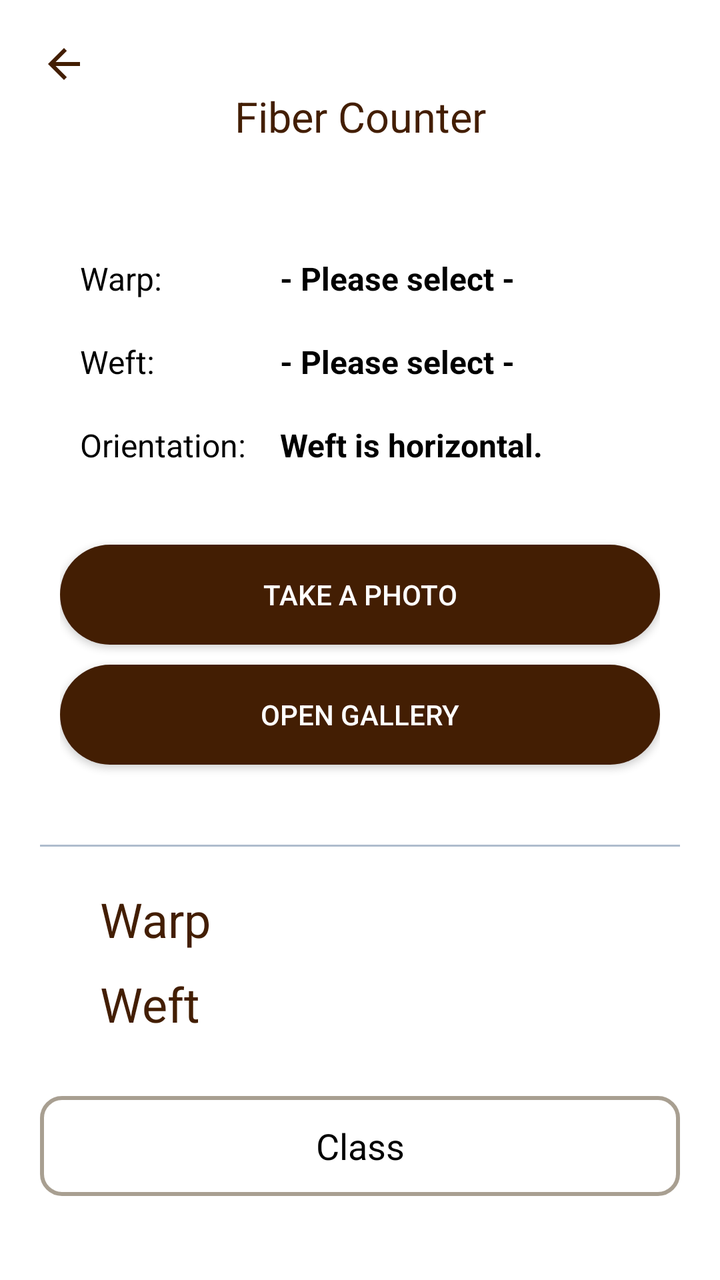
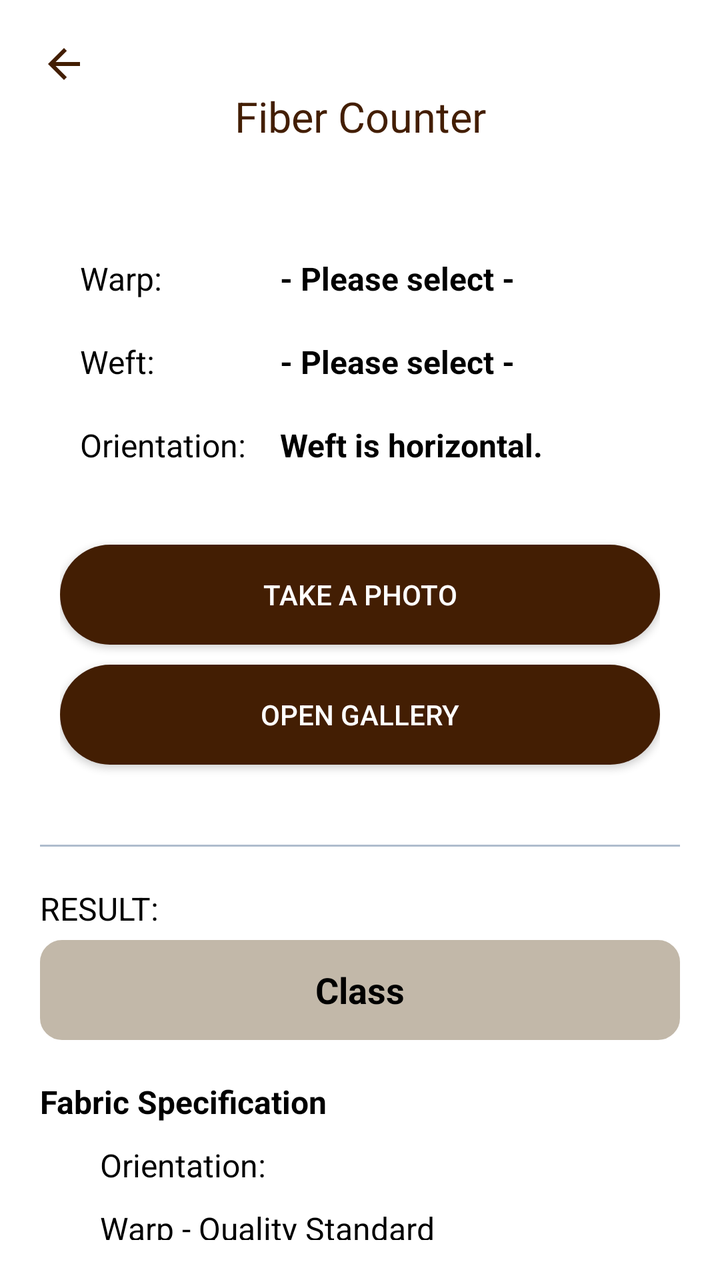

The first picture is an Android layout as it rendered before a commit; the second is the same layout after the commit. The layout source and the unified diff follow.
<!-- AndroidManifest.xml: activity theme Theme.AppCompat.NoActionBar -->
<!-- res/layout/activity_main.xml -->
<?xml version="1.0" encoding="utf-8"?>
<LinearLayout xmlns:android="http://schemas.android.com/apk/res/android"
    xmlns:tools="http://schemas.android.com/tools"
    android:layout_width="match_parent"
    android:layout_height="match_parent"
    android:background="@color/white"
    android:orientation="vertical"
    android:padding="20dp"
    tools:context=".MainActivity" >

    <ImageView
        android:id="@+id/btNew"
        android:layout_width="wrap_content"
        android:layout_height="wrap_content"
        android:scaleType="centerInside"
        android:adjustViewBounds="true"
        android:src="@drawable/ic_arrow_back" />

    <ImageView
        android:id="@+id/imageView1"
        android:layout_width="match_parent"
        android:layout_height="0dp"
        android:layout_weight="1"
        android:scaleType="centerInside"
        android:adjustViewBounds="true"
        android:src="@drawable/hiblatekbg" />

    <TextView
        android:id="@+id/subtitle"
        android:layout_width="match_parent"
        android:layout_height="wrap_content"
        android:textColor="@color/brown"
        android:gravity="center"
        android:textSize="21sp"
        android:text="Fiber Counter" />

    <View
        android:layout_width="1dp"
        android:layout_height="50dp"  />

    <LinearLayout
        android:id="@+id/llMain"
        android:layout_width="match_parent"
        android:layout_height="280dp"
        android:orientation="vertical"
        android:padding="10dp"
        android:gravity="bottom|center">

        <LinearLayout
            android:layout_width="match_parent"
            android:layout_height="wrap_content"
            android:orientation="horizontal"
            android:padding="10dp">

            <TextView
                android:layout_width="100dp"
                android:layout_height="wrap_content"
                android:text="Warp:"
                android:textSize="16sp"
                android:textColor="@color/black"/>

            <TextView
                android:id="@+id/warp_spinner"
                android:layout_width="wrap_content"
                android:layout_height="wrap_content"
                android:text="- Please select -"
                android:textSize="16sp"
                android:textStyle="bold"
                android:textColor="@color/black" />

        </LinearLayout>

        <LinearLayout
            android:layout_width="match_parent"
            android:layout_height="wrap_content"
            android:orientation="horizontal"
            android:padding="10dp">

            <TextView
                android:layout_width="100dp"
                android:layout_height="wrap_content"
                android:text="Weft:"
                android:textSize="16sp"
                android:textColor="@color/black"/>

            <TextView
                android:id="@+id/weft_spinner"
                android:layout_width="wrap_content"
                android:layout_height="wrap_content"
                android:text="- Please select -"
                android:textSize="16sp"
                android:textStyle="bold"
                android:textColor="@color/black" />

        </LinearLayout>

        <LinearLayout
            android:layout_width="match_parent"
            android:layout_height="wrap_content"
            android:orientation="horizontal"
            android:padding="10dp">

            <TextView
                android:layout_width="100dp"
                android:layout_height="wrap_content"
                android:text="Orientation:"
                android:textSize="16sp"
                android:textColor="@color/black"/>

            <TextView
                android:id="@+id/orientation_spinner"
                android:layout_width="wrap_content"
                android:layout_height="wrap_content"
                android:text="Weft is horizontal."
                android:textSize="16sp"
                android:textStyle="bold"
                android:textColor="@color/black" />

        </LinearLayout>

        <TextView
            android:layout_width="match_parent"
            android:layout_height="wrap_content"
            android:text="Choose an action to start"
            android:gravity="center" />

        <View
            android:layout_width="1dp"
            android:layout_height="10dp"  />

        <Button
            android:id="@+id/btnCapture"
            android:layout_width="match_parent"
            android:layout_height="50dp"
            android:layout_gravity="center"
            android:background="@drawable/rounded_corner"
            android:text="Take a Photo" />

        <View
            android:layout_width="1dp"
            android:layout_height="10dp"  />

        <Button
            android:id="@+id/btnGallery"
            android:layout_width="match_parent"
            android:layout_height="50dp"
            android:layout_gravity="center"
            android:background="@drawable/rounded_corner"
            android:text="Open Gallery" />

        <View
            android:layout_width="1dp"
            android:layout_height="10dp"  />

    </LinearLayout>


    <LinearLayout
        android:id="@+id/llClassResult"
        android:orientation="vertical"
        android:gravity="center"
        android:layout_width="match_parent"
        android:layout_height="wrap_content">

        <View
            android:layout_width="match_parent"
            android:layout_height="1dp"
            android:layout_marginTop="20dp"
            android:background="@color/silver" />

        <TableLayout
            android:id="@+id/tlResult"
            android:layout_width="match_parent"
            android:layout_height="wrap_content"
            android:padding="10dp"
            android:stretchColumns="*"
            android:gravity="bottom|center">

            <TableRow>
                <TextView
                    android:layout_width="200dp"
                    android:layout_height="wrap_content"
                    android:layout_marginTop="10dp"
                    android:textSize="24sp"
                    android:paddingLeft="20dp"
                    android:textColor="@color/brown"
                    android:text="Warp" />
                <TextView
                    android:id="@+id/tvWarps"
                    android:layout_width="150dp"
                    android:layout_height="wrap_content"
                    android:layout_marginTop="10dp"
                    android:paddingRight="20dp"
                    android:gravity="right"
                    android:textSize="24sp"
                    android:textColor="@color/brown"
                    android:text="21" />
            </TableRow>

            <TableRow>
                <TextView
                    android:layout_width="200dp"
                    android:layout_height="wrap_content"
                    android:layout_marginTop="10dp"
                    android:textSize="24sp"
                    android:paddingLeft="20dp"
                    android:textColor="@color/brown"
                    android:text="Weft" />
                <TextView
                    android:id="@+id/tvWefts"
                    android:layout_width="150dp"
                    android:layout_height="wrap_content"
                    android:layout_marginTop="10dp"
                    android:paddingRight="20dp"
                    android:gravity="right"
                    android:textSize="24sp"
                    android:textColor="@color/brown"
                    android:text="21" />
            </TableRow>
        </TableLayout>

        <TextView
            android:id="@+id/tvClass"
            android:layout_width="match_parent"
            android:layout_height="50dp"
            android:layout_marginTop="20dp"
            android:gravity="center_vertical|center"
            android:background="@drawable/rounded_corner_taupe"
            android:textColor="@color/black"
            android:textSize="18sp"
            android:text="Class" />

        <TextView
            android:layout_width="match_parent"
            android:layout_height="wrap_content"
            android:layout_marginTop="20dp"
            android:text="Fabric Specification"
            android:textSize="16sp"
            android:textStyle="bold"
            android:textColor="@color/black" />

        <TextView
            android:id="@+id/orientation_spec"
            android:layout_width="match_parent"
            android:layout_height="wrap_content"
            android:layout_marginTop="10dp"
            android:layout_marginLeft="20dp"
            android:text="Orientation: "
            android:textSize="16sp"
            android:textColor="@color/black" />

        <TextView
            android:id="@+id/warp_spec"
            android:layout_width="match_parent"
            android:layout_height="wrap_content"
            android:layout_marginTop="10dp"
            android:layout_marginLeft="20dp"
            android:text="Warp - Quality Standard"
            android:textSize="16sp"
            android:textColor="@color/black" />

        <TextView
            android:id="@+id/weft_spec"
            android:layout_width="match_parent"
            android:layout_height="wrap_content"
            android:layout_marginTop="10dp"
            android:layout_marginLeft="20dp"
            android:text="Weft - Quality Standard"
            android:textSize="16sp"
            android:textColor="@color/black"/>
    </LinearLayout>
</LinearLayout>
<!-- resources referenced by this layout -->
<resources>
  <color name="black">#FF000000</color>
  <color name="brown">#431E03</color>
  <color name="silver">#FFAEBCCD</color>
  <color name="white">#FFFFFFFF</color>
  <!-- drawable hiblatekbg: png bitmap (drawable-v24, 715096 bytes) -->
  <!-- drawable ic_arrow_back (drawable) -->
  <vector android:autoMirrored="true" android:height="24dp"
      android:tint="#431E03" android:viewportHeight="24"
      android:viewportWidth="24" android:width="24dp" xmlns:android="http://schemas.android.com/apk/res/android">
      <path android:fillColor="@android:color/white" android:pathData="M20,11H7.83l5.59,-5.59L12,4l-8,8 8,8 1.41,-1.41L7.83,13H20v-2z"/>
  </vector>
  <!-- drawable rounded_corner (drawable) -->
  <?xml version="1.0" encoding="utf-8"?>
  <shape xmlns:android="http://schemas.android.com/apk/res/android">
      <corners  android:radius="50dp"/>
      <solid android:color="@color/brown"></solid>
  </shape>
  <!-- drawable rounded_corner_taupe (drawable) -->
  <?xml version="1.0" encoding="utf-8"?>
  <shape xmlns:android="http://schemas.android.com/apk/res/android">
      <corners  android:radius="10dp"/>
  
      <stroke
          android:width="2dp"
          android:color="@color/taupe"></stroke>
  </shape>
  <color name="taupe">#A89F91</color>
</resources>

<!-- the commit's change to res/layout/activity_main.xml (unified diff, before → after) -->
@@ -168,66 +168,24 @@
             android:layout_marginTop="20dp"
             android:background="@color/silver" />
 
-        <TableLayout
-            android:id="@+id/tlResult"
-            android:layout_width="match_parent"
-            android:layout_height="wrap_content"
-            android:padding="10dp"
-            android:stretchColumns="*"
-            android:gravity="bottom|center">
-
-            <TableRow>
-                <TextView
-                    android:layout_width="200dp"
-                    android:layout_height="wrap_content"
-                    android:layout_marginTop="10dp"
-                    android:textSize="24sp"
-                    android:paddingLeft="20dp"
-                    android:textColor="@color/brown"
-                    android:text="Warp" />
-                <TextView
-                    android:id="@+id/tvWarps"
-                    android:layout_width="150dp"
-                    android:layout_height="wrap_content"
-                    android:layout_marginTop="10dp"
-                    android:paddingRight="20dp"
-                    android:gravity="right"
-                    android:textSize="24sp"
-                    android:textColor="@color/brown"
-                    android:text="21" />
-            </TableRow>
-
-            <TableRow>
-                <TextView
-                    android:layout_width="200dp"
-                    android:layout_height="wrap_content"
-                    android:layout_marginTop="10dp"
-                    android:textSize="24sp"
-                    android:paddingLeft="20dp"
-                    android:textColor="@color/brown"
-                    android:text="Weft" />
-                <TextView
-                    android:id="@+id/tvWefts"
-                    android:layout_width="150dp"
-                    android:layout_height="wrap_content"
-                    android:layout_marginTop="10dp"
-                    android:paddingRight="20dp"
-                    android:gravity="right"
-                    android:textSize="24sp"
-                    android:textColor="@color/brown"
-                    android:text="21" />
-            </TableRow>
-        </TableLayout>
+        <TextView
+            android:layout_width="match_parent"
+            android:layout_height="wrap_content"
+            android:layout_marginTop="20dp"
+            android:text="RESULT:"
+            android:textSize="16sp"
+            android:textColor="@color/black" />
 
         <TextView
             android:id="@+id/tvClass"
             android:layout_width="match_parent"
             android:layout_height="50dp"
-            android:layout_marginTop="20dp"
+            android:layout_marginTop="5dp"
             android:gravity="center_vertical|center"
             android:background="@drawable/rounded_corner_taupe"
             android:textColor="@color/black"
             android:textSize="18sp"
+            android:textStyle="bold"
             android:text="Class" />
 
         <TextView
<!-- resource entries referenced after the edit -->
@@ -25,7 +25,9 @@
       <stroke
           android:width="2dp"
           android:color="@color/taupe"></stroke>
+  
+      <solid android:color="@color/taupe"/>
   </shape>
-  <color name="taupe">#A89F91</color>
+  <color name="taupe">#C2B8A9</color>
 </resources>
 
